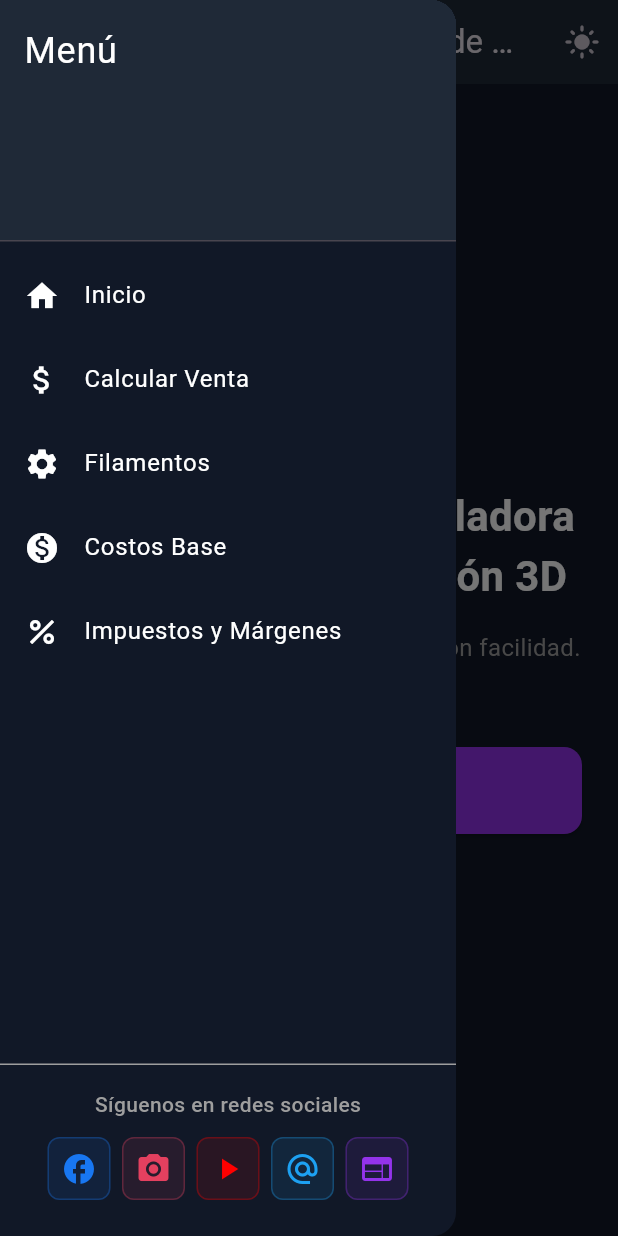
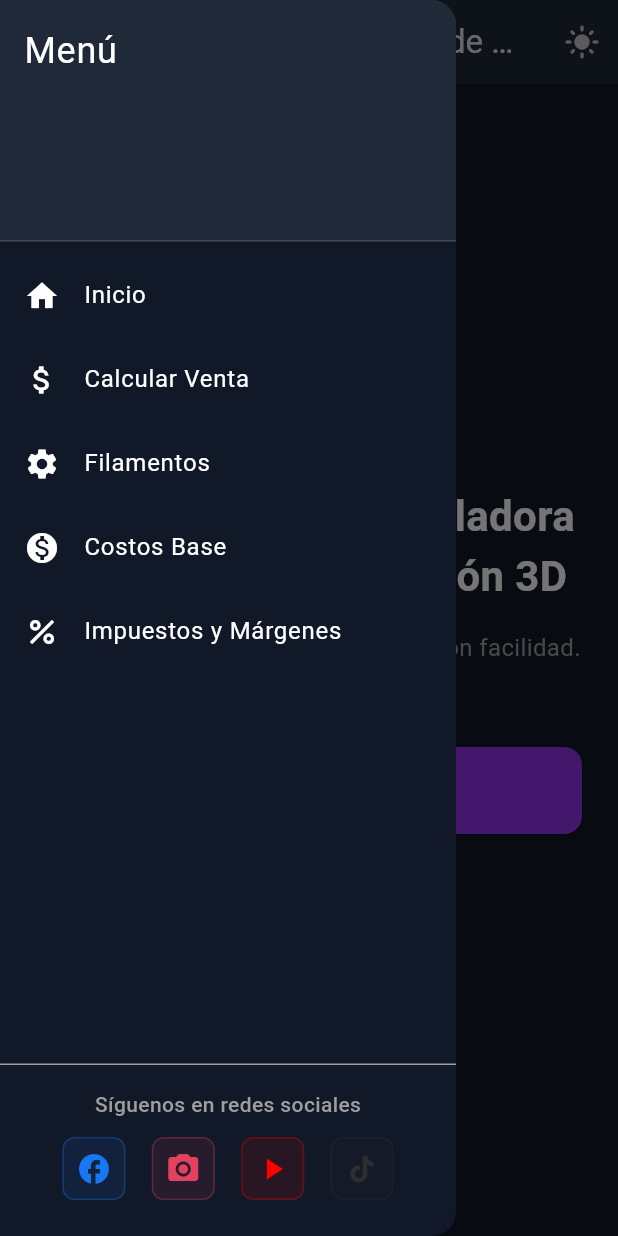
Before and after one commit to maliaga-pantoja/flutter-app-calculadora, a Flutter app: the screen it shows after launch, with the side drawer open, on a phone screen of 412 x 824 dp. Run offline on Flutter 3.47's test engine with Material 3 defaults, Android fonts, the phone set to English and light mode, and no system bars; our stand-ins replace shared_preferences.

Commit message:
update icons

```diff
--- /dev/null
+++ b/devtools_options.yaml
@@ -0,0 +1,3 @@
+description: This file stores settings for Dart & Flutter DevTools.
+documentation: https://docs.flutter.dev/tools/devtools/extensions#configure-extension-enablement-states
+extensions:
--- a/lib/main.dart
+++ b/lib/main.dart
@@ -354,11 +354,10 @@ class _MainScreenState extends State<MainScreen> {
                   Row(
                     mainAxisAlignment: MainAxisAlignment.spaceEvenly,
                     children: [
-                      _buildSocialIcon(Icons.facebook, 'https://facebook.com', const Color(0xFF1877F2)),
-                      _buildSocialIcon(Icons.camera_alt, 'https://instagram.com', const Color(0xFFE4405F)),
-                      _buildSocialIcon(Icons.play_arrow, 'https://youtube.com', const Color(0xFFFF0000)),
-                      _buildSocialIcon(Icons.alternate_email, 'https://twitter.com', const Color(0xFF1DA1F2)),
-                      _buildSocialIcon(Icons.web, 'https://tusitio.com', const Color(0xFF9333EA)),
+                      _buildSocialIcon(Icons.facebook, 'https://www.facebook.com/profile.php?id=61563590882317', const Color(0xFF1877F2)),
+                      _buildSocialIcon(Icons.camera_alt, 'https://www.instagram.com/creacionesjojo/', const Color(0xFFE4405F)),
+                      _buildSocialIcon(Icons.play_arrow, 'https://www.youtube.com/@creacionesjojoperu', const Color(0xFFFF0000)),
+                      _buildSocialIcon(Icons.tiktok, 'https://www.tiktok.com/@creacionesjojo.peru', const Color.fromARGB(255, 46, 45, 48)),
                     ],
                   ),
                   const SizedBox(height: 8),
```
Also changed, not shown: pubspec.lock, 5 other files.
